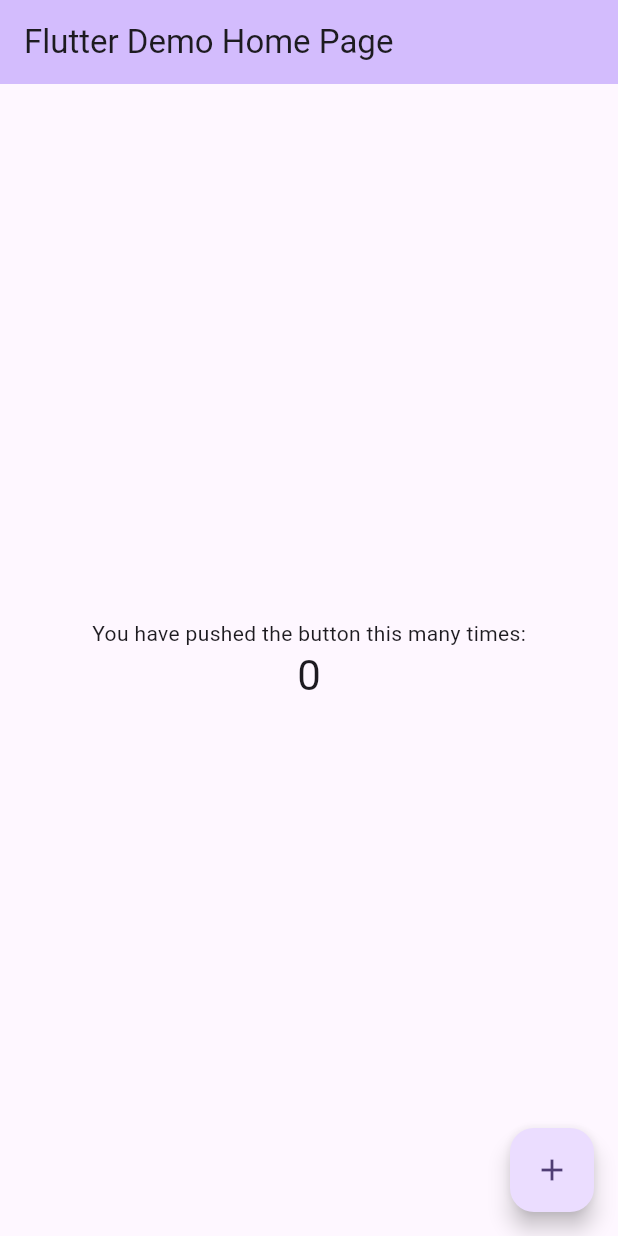
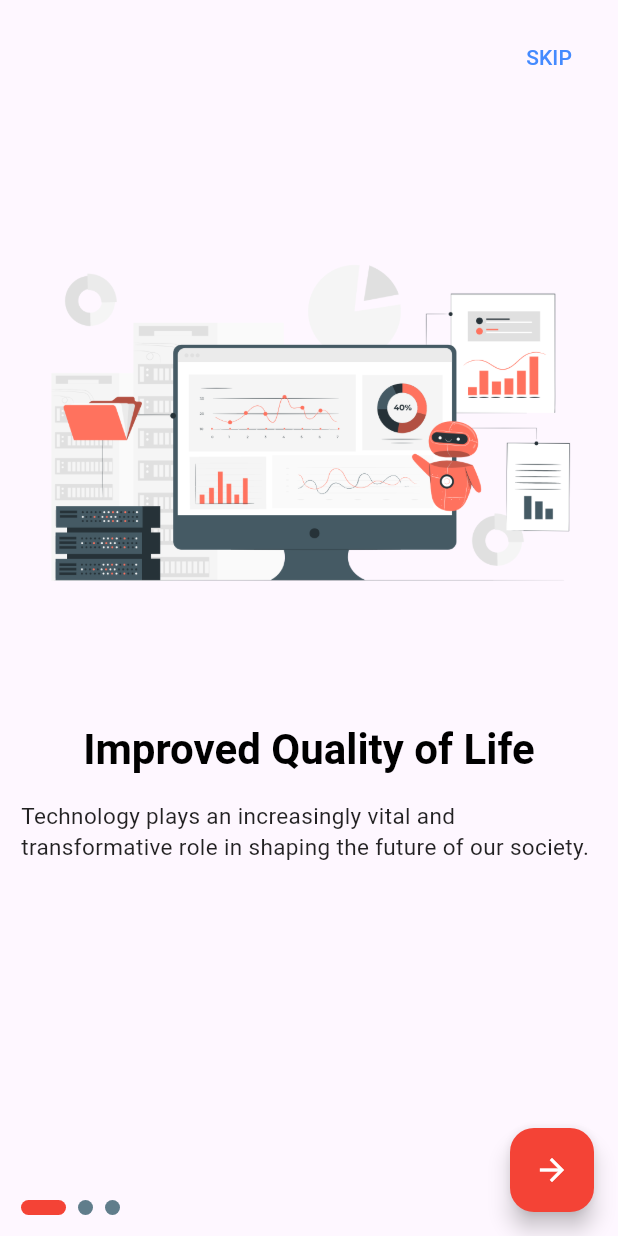
Before and after one commit to Afaque-A/velocity_x_onbording_screen, a Flutter app: the screen it shows after launch, on a phone screen of 412 x 824 dp. Run offline on Flutter 3.47's test engine with Material 3 defaults, Android fonts, the phone set to English and light mode, and no system bars.

Commit message:
orbording screen  now just in simple form tomorrow ww will change this coe in velocity x

```diff
--- /dev/null
+++ b/lib/homescreen.dart
@@ -0,0 +1,129 @@
+import 'package:flutter/material.dart';
+
+class Homescreen extends StatefulWidget {
+  const Homescreen({super.key});
+
+  @override
+  State<Homescreen> createState() => _HomescreenState();
+}
+
+class _HomescreenState extends State<Homescreen> {
+  int _currentpage = 0;
+  final _pageController = PageController();
+
+  List<OnbordingItem> onbordingItem = [
+    OnbordingItem(
+        title: 'Improved Quality of Life',
+        description:
+            'Technology plays an increasingly vital and transformative role in shaping the future of our society.',
+        image: 'images/1.png'),
+    OnbordingItem(
+        title: 'Innovate, Integrate, Inspire',
+        description:
+            'Technology plays an increasingly vital and transformative role in shaping the future of our society.',
+        image: 'images/2.png'),
+    OnbordingItem(
+        title: ' Helps Create More Equality in Society',
+        description:
+            'Technology plays an increasingly vital and transformative role in shaping the future of our society.',
+        image: 'images/3.png'),
+  ];
+
+  @override
+  Widget build(BuildContext context) {
+    return Scaffold(
+      floatingActionButton: FloatingActionButton(
+        onPressed: () {
+          _pageController.nextPage(
+              duration: Duration(milliseconds: 300), curve: Curves.easeIn);
+        },
+        child: Icon(
+          Icons.arrow_forward,
+          color: Colors.white,
+        ),
+        backgroundColor: Colors.red,
+      ),
+      body: SafeArea(
+        child: Padding(
+            padding: EdgeInsets.all(14),
+            child: Column(
+              children: [
+                Align(
+                  alignment: Alignment.topRight,
+                  child: TextButton(
+                      onPressed: () {},
+                      child: Text(
+                        'SKIP',
+                        style: TextStyle(color: Colors.blueAccent),
+                      )),
+                ),
+                SizedBox(
+                  height: 25,
+                ),
+                Expanded(
+                  child: PageView.builder(
+                      controller: _pageController,
+                      itemCount: onbordingItem.length,
+                      onPageChanged: (value) {
+                        setState(() {
+                          _currentpage = value;
+                        });
+                      },
+                      itemBuilder: (context, index) {
+                        final item = onbordingItem[index];
+                        return Column(
+                          children: [
+                            Image.asset(item.image),
+                            SizedBox(height: 10),
+                            Text(
+                              item.title,
+                              style: Theme.of(context)
+                                  .textTheme
+                                  .headlineMedium!
+                                  .copyWith(
+                                      color: Colors.black,
+                                      fontWeight: FontWeight.bold,
+                                      fontSize: 28),
+                            ),
+                            SizedBox(height: 16),
+                            Center(
+                              child: Text(
+                                item.description,
+                                style: TextStyle(
+                                    color: Colors.black87, fontSize: 15),
+                              ),
+                            )
+                          ],
+                        );
+                      }),
+                ),
+                Row(
+                    children: List.generate(3, (index) {
+                  return Padding(
+                    padding: const EdgeInsets.only(right: 8),
+                    child: AnimatedContainer(
+                      duration: Duration(milliseconds: 300),
+                      height: 10,
+                      width: _currentpage == index ? 30 : 10,
+                      decoration: BoxDecoration(
+                          color: _currentpage == index
+                              ? Colors.red
+                              : Colors.blueGrey,
+                          borderRadius: BorderRadius.circular(5)),
+                    ),
+                  );
+                }))
+              ],
+            )),
+      ),
+    );
+  }
+}
+
+class OnbordingItem {
+  final String title;
+  final String description;
+  final String image;
+  OnbordingItem(
+      {required this.title, required this.description, required this.image});
+}
--- a/lib/main.dart
+++ b/lib/main.dart
@@ -1,4 +1,5 @@
 import 'package:flutter/material.dart';
+import 'package:velocity_x_onbording_screen/homescreen.dart';
 
 void main() {
   runApp(const MyApp());
@@ -11,115 +12,13 @@
   @override
   Widget build(BuildContext context) {
     return MaterialApp(
+      debugShowCheckedModeBanner: false,
       title: 'Flutter Demo',
       theme: ThemeData(
-        // This is the theme of your application.
-        //
-        // TRY THIS: Try running your application with "flutter run". You'll see
-        // the application has a purple toolbar. Then, without quitting the app,
-        // try changing the seedColor in the colorScheme below to Colors.green
-        // and then invoke "hot reload" (save your changes or press the "hot
-        // reload" button in a Flutter-supported IDE, or press "r" if you used
-        // the command line to start the app).
-        //
-        // Notice that the counter didn't reset back to zero; the application
-        // state is not lost during the reload. To reset the state, use hot
-        // restart instead.
-        //
-        // This works for code too, not just values: Most code changes can be
-        // tested with just a hot reload.
         colorScheme: ColorScheme.fromSeed(seedColor: Colors.deepPurple),
         useMaterial3: true,
       ),
-      home: const MyHomePage(title: 'Flutter Demo Home Page'),
+      home: const Homescreen(),
     );
   }
 }
-
-class MyHomePage extends StatefulWidget {
-  const MyHomePage({super.key, required this.title});
-
-  // This widget is the home page of your application. It is stateful, meaning
-  // that it has a State object (defined below) that contains fields that affect
-  // how it looks.
-
-  // This class is the configuration for the state. It holds the values (in this
-  // case the title) provided by the parent (in this case the App widget) and
-  // used by the build method of the State. Fields in a Widget subclass are
-  // always marked "final".
-
-  final String title;
-
-  @override
-  State<MyHomePage> createState() => _MyHomePageState();
-}
-
-class _MyHomePageState extends State<MyHomePage> {
-  int _counter = 0;
-
-  void _incrementCounter() {
-    setState(() {
-      // This call to setState tells the Flutter framework that something has
-      // changed in this State, which causes it to rerun the build method below
-      // so that the display can reflect the updated values. If we changed
-      // _counter without calling setState(), then the build method would not be
-      // called again, and so nothing would appear to happen.
-      _counter++;
-    });
-  }
-
-  @override
-  Widget build(BuildContext context) {
-    // This method is rerun every time setState is called, for instance as done
-    // by the _incrementCounter method above.
-    //
-    // The Flutter framework has been optimized to make rerunning build methods
-    // fast, so that you can just rebuild anything that needs updating rather
-    // than having to individually change instances of widgets.
-    return Scaffold(
-      appBar: AppBar(
-        // TRY THIS: Try changing the color here to a specific color (to
-        // Colors.amber, perhaps?) and trigger a hot reload to see the AppBar
-        // change color while the other colors stay the same.
-        backgroundColor: Theme.of(context).colorScheme.inversePrimary,
-        // Here we take the value from the MyHomePage object that was created by
-        // the App.build method, and use it to set our appbar title.
-        title: Text(widget.title),
-      ),
-      body: Center(
-        // Center is a layout widget. It takes a single child and positions it
-        // in the middle of the parent.
-        child: Column(
-          // Column is also a layout widget. It takes a list of children and
-          // arranges them vertically. By default, it sizes itself to fit its
-          // children horizontally, and tries to be as tall as its parent.
-          //
-          // Column has various properties to control how it sizes itself and
-          // how it positions its children. Here we use mainAxisAlignment to
-          // center the children vertically; the main axis here is the vertical
-          // axis because Columns are vertical (the cross axis would be
-          // horizontal).
-          //
-          // TRY THIS: Invoke "debug painting" (choose the "Toggle Debug Paint"
-          // action in the IDE, or press "p" in the console), to see the
-          // wireframe for each widget.
-          mainAxisAlignment: MainAxisAlignment.center,
-          children: <Widget>[
-            const Text(
-              'You have pushed the button this many times:',
-            ),
-            Text(
-              '$_counter',
-              style: Theme.of(context).textTheme.headlineMedium,
-            ),
-          ],
-        ),
-      ),
-      floatingActionButton: FloatingActionButton(
-        onPressed: _incrementCounter,
-        tooltip: 'Increment',
-        child: const Icon(Icons.add),
-      ), // This trailing comma makes auto-formatting nicer for build methods.
-    );
-  }
-}
--- a/pubspec.yaml
+++ b/pubspec.yaml
@@ -58,10 +58,10 @@ flutter:
   # the material Icons class.
   uses-material-design: true
 
-  To add assets to your application, add an assets section, like this:
+  # To add assets to your application, add an assets section, like this:
   assets:
     - images/
-
+  #   - images/a_dot_ham.jpeg
 
   # An image asset can refer to one or more resolution-specific "variants", see
   # https://flutter.dev/to/resolution-aware-images
```
Also changed, not shown: images/1.png (renamed from images/Data extraction-pana.png), images/2.png (renamed from images/In progress-pana.png), images/3.png (renamed from images/Innovation-pana.png), images/4.png (renamed from images/Online world-cuate.png), images/5.png (renamed from images/Programming-pana.png).
